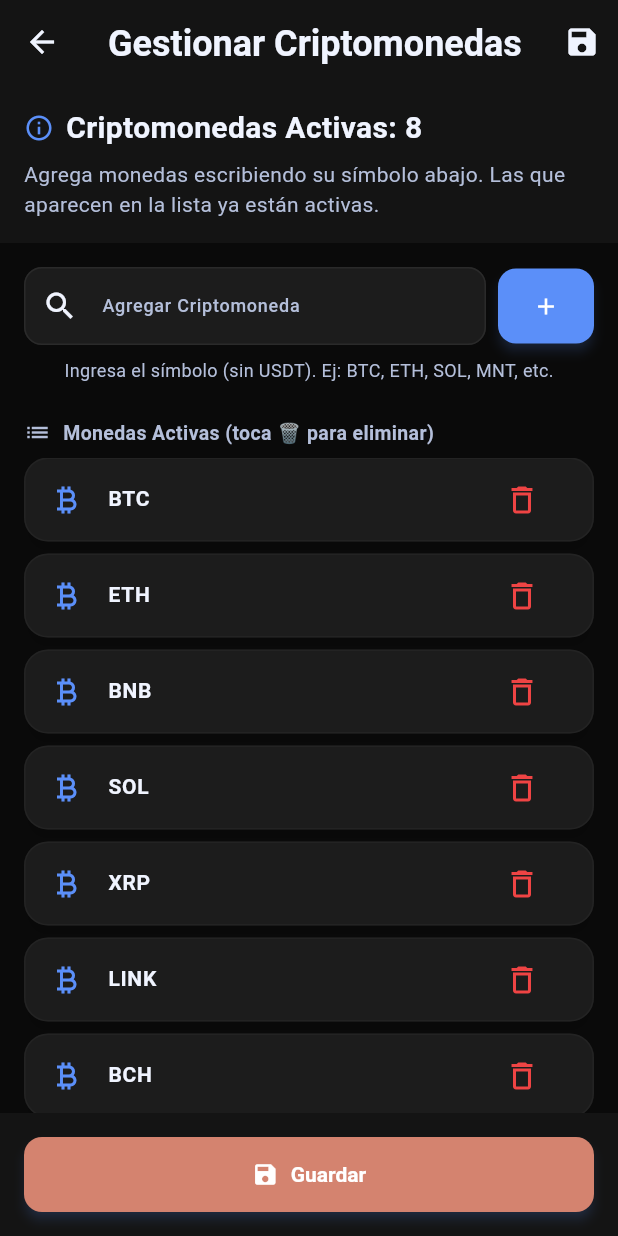
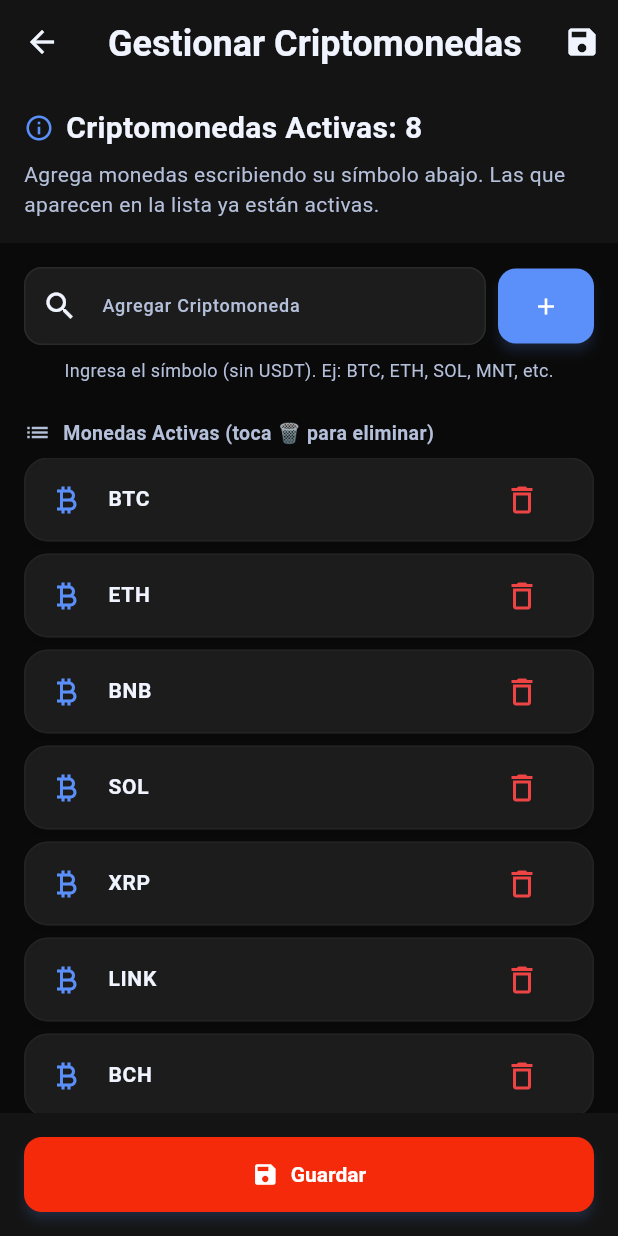
Before and after one commit to richardggarcia/Spot, a Flutter app: the CryptoManagementPage screen opened directly, on a phone screen of 412 x 824 dp. Run offline on Flutter 3.47's test engine with Material 3 defaults, Android fonts, the phone set to English and light mode, and no system bars; our stand-ins replace dio, equatable, firebase_core, firebase_messaging, flutter_bloc, flutter_dotenv and 5 more; missing offline and left inert: dart:html; accounts and stored records are empty; generated files the repository leaves out were written again; network calls fail; statements that could not run were skipped.

Commit message:
feat: Update UI colors and fix MNT price symbol
- Change all button colors from terracotta to red-orange (#F42A0B)
- Make chart labels smaller and more compact
- Change ENTRY label to green and EXIT label to red
- Replace 'Nueva operación' button with circular FAB (+)
- Fix MNT price by mapping to 'MANTLE' in CryptoCompare API

```diff
--- a/lib/src/infrastructure/adapters/cryptocompare_price_adapter.dart
+++ b/lib/src/infrastructure/adapters/cryptocompare_price_adapter.dart
@@ -25,7 +25,7 @@ class CryptoComparePriceAdapter implements PriceDataPort {
 
   /// Mapa de símbolos a IDs de CryptoCompare (algunos tienen nombres diferentes)
   static const Map<String, String> _symbolMap = {
-    'MNT': 'MNT',
+    'MNT': 'MANTLE', // Mantle Network - usar nombre completo para evitar conflicto con tokens viejos
     'KCS': 'KCS',
     'BGB': 'BGB',
     'BBSOL': 'SOL', // BBSOL es wrapped SOL
--- a/lib/src/presentation/pages/journal_page.dart
+++ b/lib/src/presentation/pages/journal_page.dart
@@ -181,12 +181,11 @@ class _JournalPageState extends State<JournalPage> {
       return Scaffold(
         backgroundColor: Colors.transparent,
         body: body,
-        floatingActionButton: FloatingActionButton.extended(
+        floatingActionButton: FloatingActionButton(
           onPressed: state.isSubmitting ? null : _openCreateModal,
-          icon: const Icon(Icons.add),
-          label: const Text('Nueva operación'),
           backgroundColor: Theme.of(context).colorScheme.primaryContainer,
           foregroundColor: Theme.of(context).colorScheme.onPrimaryContainer,
+          child: const Icon(Icons.add),
         ),
       );
     },
--- a/lib/src/presentation/theme/app_colors.dart
+++ b/lib/src/presentation/theme/app_colors.dart
@@ -23,8 +23,8 @@ class AppColors {
   static const Color darkAccentSecondary = Color(0xFF8B5CF6); // Premium purple
   static const Color darkAccentTertiary = Color(0xFF10B981); // Premium green
 
-  // Dark Theme - Terracotta/Brick button color
-  static const Color darkTerracotta = Color(0xFFD4836F); // Terracotta/Brick
+  // Dark Theme - Primary button color (Red-Orange)
+  static const Color darkTerracotta = Color(0xFFF42A0B); // Red-Orange
   static const Color onDarkTerracotta = Color(0xFFFFFFFF); // White text
 
   // Dark Theme - State colors
@@ -52,8 +52,8 @@ class AppColors {
   static const Color lightAccentSecondary = Color(0xFF7C3AED); // Bright purple
   static const Color lightAccentTertiary = Color(0xFF059669); // Bright green
 
-  // Light Theme - Terracotta/Brick button color
-  static const Color lightTerracotta = Color(0xFFE07A5F); // Terracotta/Brick
+  // Light Theme - Primary button color (Red-Orange)
+  static const Color lightTerracotta = Color(0xFFF42A0B); // Red-Orange
   static const Color onLightTerracotta = Color(0xFFFFFFFF); // White text
 
   // Light Theme - State colors
```
Also changed, not shown: lib/src/presentation/pages/journal_trade_chart_page.dart (+7 -7 lines).
